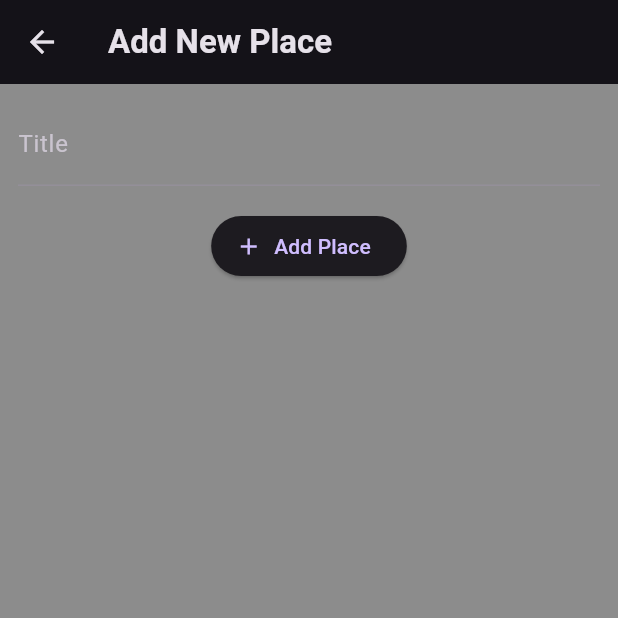
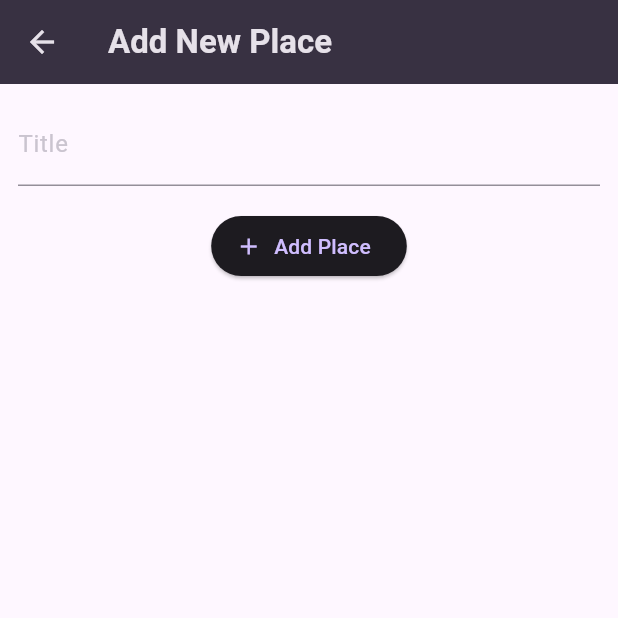
Before and after one commit to Fatah03111995/favorite_place_medium, a Flutter app: the PlacesAddPage screen opened directly, after a tap on "Add Place", on a phone screen of 412 x 824 dp, the top half of it. Run offline on Flutter 3.47's test engine with Material 3 defaults, Android fonts, the phone set to English and light mode, and no system bars; our stand-ins replace flutter_riverpod, google_fonts.

Commit message:
feat : add place

```diff
--- a/lib/main.dart
+++ b/lib/main.dart
@@ -1,16 +1,16 @@
 import 'package:favorite_place_medium/screens/places_main.dart';
 import 'package:flutter/material.dart';
+import 'package:flutter_riverpod/flutter_riverpod.dart';
 
 import 'package:google_fonts/google_fonts.dart';
 
 final colorScheme = ColorScheme.fromSeed(
   brightness: Brightness.dark,
   seedColor: const Color.fromARGB(255, 102, 6, 247),
-  background: const Color.fromARGB(255, 56, 49, 66),
+  surface: const Color.fromARGB(255, 56, 49, 66),
 );
 
-final theme = ThemeData.dark().copyWith(
-  scaffoldBackgroundColor: Colors.black45,
+final theme = ThemeData().copyWith(
   colorScheme: colorScheme,
   textTheme: GoogleFonts.ubuntuCondensedTextTheme().copyWith(
     titleSmall: GoogleFonts.ubuntuCondensed(
@@ -27,7 +27,7 @@ final theme = ThemeData.dark().copyWith(
 
 void main() {
   runApp(
-    const MyApp(),
+    const ProviderScope(child: MyApp()),
   );
 }
 
--- a/lib/models/place.dart
+++ b/lib/models/place.dart
@@ -9,4 +9,7 @@ class Place {
   Place({
     required this.title,
   }) : id = uuid.v4();
+
+  @override
+  String toString() => 'Place(id: $id, title: $title)';
 }
--- a/lib/screens/places_add.dart
+++ b/lib/screens/places_add.dart
@@ -1,14 +1,33 @@
+import 'package:favorite_place_medium/providers/user_places.dart';
 import 'package:flutter/material.dart';
+import 'package:flutter_riverpod/flutter_riverpod.dart';
 
-class PlacesAddPage extends StatefulWidget {
+class PlacesAddPage extends ConsumerStatefulWidget {
   const PlacesAddPage({super.key});
 
   @override
-  State<PlacesAddPage> createState() => _PlacesAddPageState();
+  ConsumerState<PlacesAddPage> createState() => _PlacesAddPageState();
 }
 
-class _PlacesAddPageState extends State<PlacesAddPage> {
+class _PlacesAddPageState extends ConsumerState<PlacesAddPage> {
   final TextEditingController _titleController = TextEditingController();
+
+  void _safePlace() {
+    final String enteredText = _titleController.value.text;
+
+    if (enteredText.isEmpty) {
+      return;
+    }
+
+    ref.read(userPlacesProvider.notifier).addPlace(enteredText);
+    Navigator.pop(context);
+  }
+
+  @override
+  void dispose() {
+    _titleController.dispose();
+    super.dispose();
+  }
 
   @override
   Widget build(BuildContext context) {
@@ -23,11 +42,12 @@ class _PlacesAddPageState extends State<PlacesAddPage> {
             TextField(
               decoration: const InputDecoration(labelText: 'Title'),
               controller: _titleController,
-              style: TextStyle(color: Theme.of(context).colorScheme.onSurface),
             ),
             const SizedBox(height: 16),
             ElevatedButton.icon(
-                onPressed: () {},
+                onPressed: () {
+                  _safePlace();
+                },
                 icon: const Icon(Icons.add),
                 label: const Text('Add Place')),
           ],
--- a/pubspec.yaml
+++ b/pubspec.yaml
@@ -1,5 +1,5 @@
 name: favorite_place_medium
-description: "A new Flutter project."
+description: 'A new Flutter project.'
 publish_to: 'none'
 version: 0.1.0
 
@@ -11,6 +11,8 @@ dependencies:
     sdk: flutter
   google_fonts: ^6.2.1
   uuid: ^4.4.2
+  riverpod: ^2.5.1
+  flutter_riverpod: ^2.5.1
 
 dev_dependencies:
   flutter_lints: ^3.0.0
```
Also changed, not shown: lib/providers/user_places.dart (added, +15 -0 lines), pubspec.lock.
